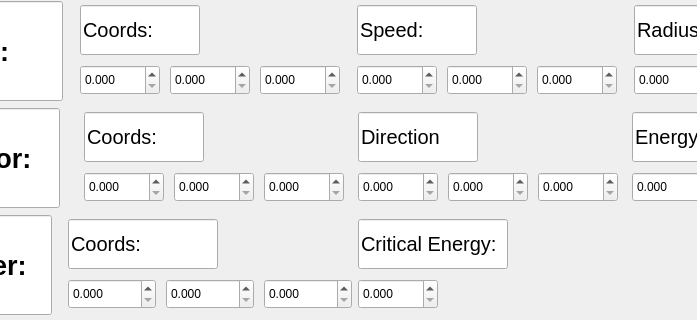
Old version of the form frontend/interface.ui in the repository dalnoboy75/reflected-signal-simulation; both pictures show x 101 to 798 and y 0 to 320 of the 921 by 604 pixel window.
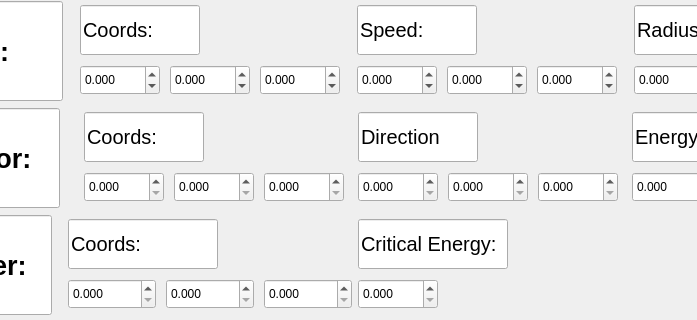
New version of the form.

Commit message: object simulation

Patch:
```diff
--- a/frontend/interface.ui
+++ b/frontend/interface.ui
@@ -10,6 +10,12 @@
     <height>604</height>
    </rect>
   </property>
+  <property name="minimumSize">
+   <size>
+    <width>921</width>
+    <height>604</height>
+   </size>
+  </property>
   <property name="windowTitle">
    <string>MainWindow</string>
   </property>
@@ -114,6 +120,9 @@
              <property name="decimals">
               <number>3</number>
              </property>
+             <property name="minimum">
+              <double>-99.989999999999995</double>
+             </property>
             </widget>
            </item>
            <item>
@@ -139,6 +148,9 @@
              <property name="decimals">
               <number>3</number>
              </property>
+             <property name="minimum">
+              <double>-99.989999999999995</double>
+             </property>
             </widget>
            </item>
            <item>
@@ -164,6 +176,9 @@
              <property name="decimals">
               <number>3</number>
              </property>
+             <property name="minimum">
+              <double>-99.989999999999995</double>
+             </property>
             </widget>
            </item>
           </layout>
@@ -221,6 +236,9 @@
              <property name="decimals">
               <number>3</number>
              </property>
+             <property name="minimum">
+              <double>-99.989999999999995</double>
+             </property>
             </widget>
            </item>
            <item>
@@ -246,6 +264,9 @@
              <property name="decimals">
               <number>3</number>
              </property>
+             <property name="minimum">
+              <double>-99.989999999999995</double>
+             </property>
             </widget>
            </item>
            <item>
@@ -265,6 +286,9 @@
              <property name="decimals">
               <number>3</number>
              </property>
+             <property name="minimum">
+              <double>-99.989999999999995</double>
+             </property>
             </widget>
            </item>
           </layout>
```
Left out of the diff: 14 changed lines with no effect on the pictures. The commit also changes 2 other files.
